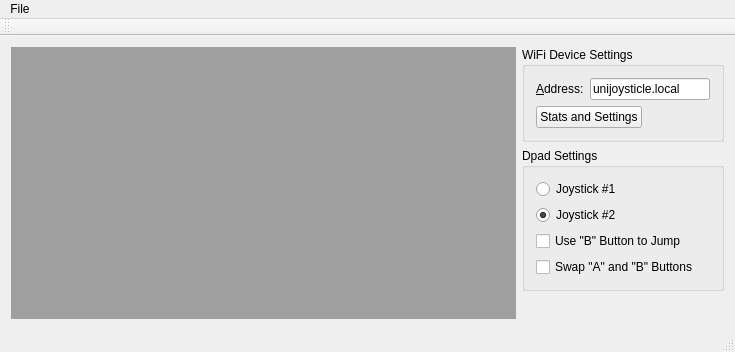
The window that client_desktop/mainwindow.ui (ricardoquesada/unijoysticle) describes before a commit, drawn with Qt 5.
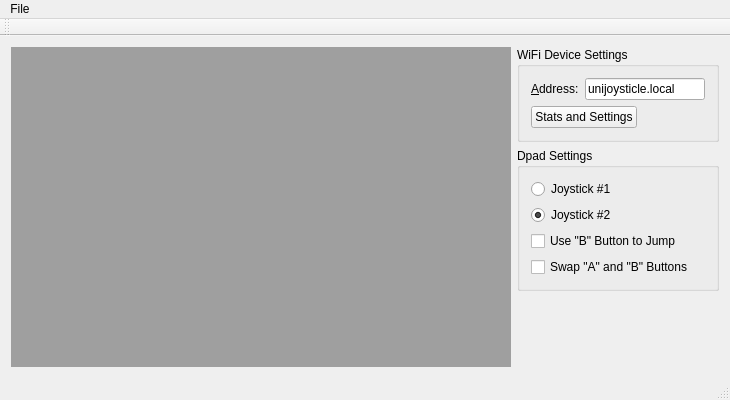
The same window after the commit.

Commit message: desktop client: removes Preferences

Patch:
```diff
--- a/client_desktop/mainwindow.ui
+++ b/client_desktop/mainwindow.ui
@@ -6,8 +6,8 @@
    <rect>
     <x>0</x>
     <y>0</y>
-    <width>735</width>
-    <height>352</height>
+    <width>730</width>
+    <height>400</height>
    </rect>
   </property>
   <property name="windowTitle">
@@ -17,6 +17,12 @@
    <layout class="QHBoxLayout" name="horizontalLayout_3" stretch="1,0">
     <item>
      <widget class="QMdiArea" name="mdiArea">
+      <property name="minimumSize">
+       <size>
+        <width>480</width>
+        <height>320</height>
+       </size>
+      </property>
       <property name="viewMode">
        <enum>QMdiArea::TabbedView</enum>
       </property>
@@ -146,7 +152,7 @@
     <rect>
      <x>0</x>
      <y>0</y>
-     <width>735</width>
+     <width>730</width>
      <height>22</height>
     </rect>
    </property>
```
Left out of the diff: 1 changed line with no effect on the pictures. The commit also changes 1 other file.
